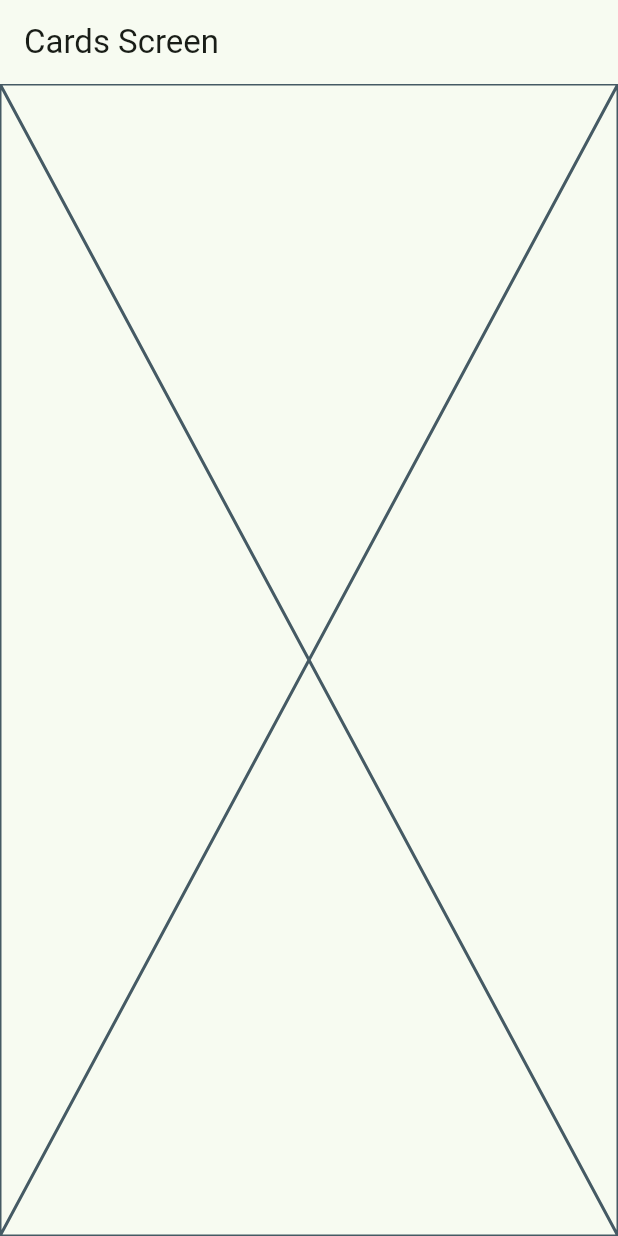
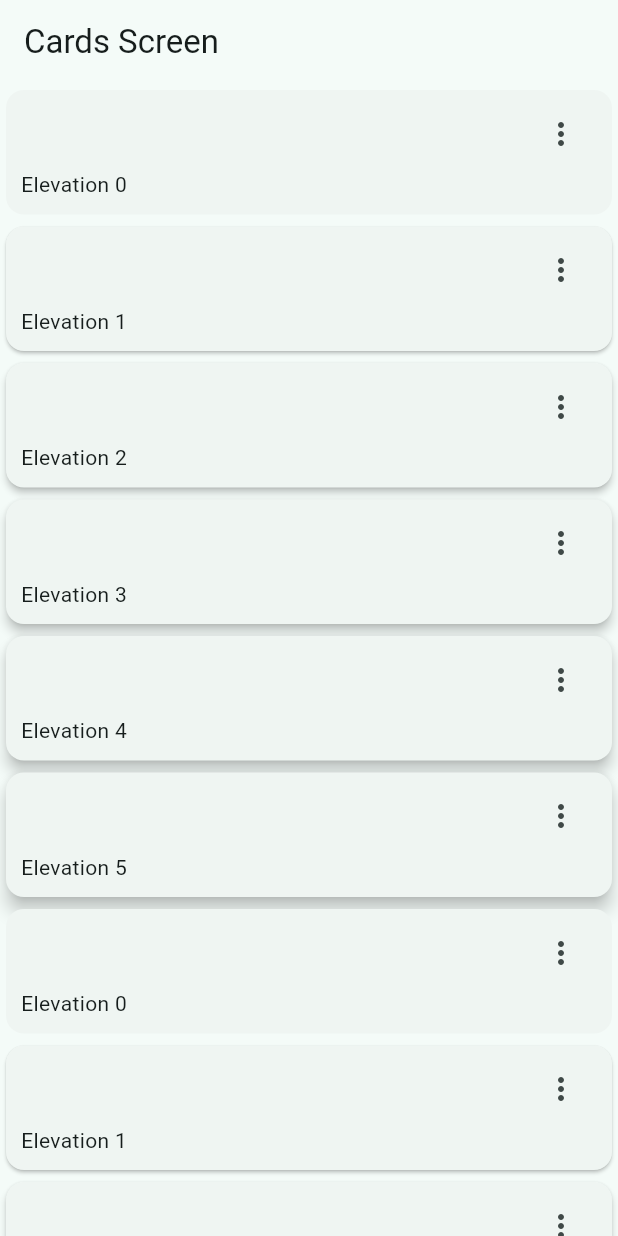
Before and after one commit to francoinostrozah/widgets_app, a Flutter app: the CardsScreen screen opened by its route, on a phone screen of 412 x 824 dp. Run offline on Flutter 3.47's test engine with Material 2 defaults, Android fonts, the phone set to English and light mode, and no system bars; our stand-ins replace go_router.

Commit message:
:sparkles: (cards) added cards

```diff
--- a/lib/main.dart
+++ b/lib/main.dart
@@ -14,7 +14,7 @@ class MainApp extends StatelessWidget {
     return MaterialApp.router(
       routerConfig: appRouter,
       debugShowCheckedModeBanner: false,
-      theme: AppTheme(selectedColor: 2).getTheme(),
+      theme: AppTheme(selectedColor: 1).getTheme(),
       // routes: {
       //   '/buttons': (context) => const ButtonsScreen(),
       //   '/cards': (context) => const CardsScreen(),
--- a/lib/presentation/screens/cards/cards_screen.dart
+++ b/lib/presentation/screens/cards/cards_screen.dart
@@ -1,4 +1,13 @@
 import 'package:flutter/material.dart';
+
+const cards = <Map<String, dynamic>>[
+  {'elevation': 0.0, 'label': 'Elevation 0'},
+  {'elevation': 1.0, 'label': 'Elevation 1'},
+  {'elevation': 2.0, 'label': 'Elevation 2'},
+  {'elevation': 3.0, 'label': 'Elevation 3'},
+  {'elevation': 4.0, 'label': 'Elevation 4'},
+  {'elevation': 5.0, 'label': 'Elevation 5'},
+];
 
 class CardsScreen extends StatelessWidget {
   static const String name = 'cards_screen';
@@ -8,8 +17,56 @@ class CardsScreen extends StatelessWidget {
   @override
   Widget build(BuildContext context) {
     return Scaffold(
-      appBar: AppBar(title: const Text('Cards Screen')),
-      body: const Placeholder(),
+        appBar: AppBar(title: const Text('Cards Screen')),
+        body: const _CardsView());
+  }
+}
+
+class _CardsView extends StatelessWidget {
+  const _CardsView();
+
+  @override
+  Widget build(BuildContext context) {
+    return SingleChildScrollView(
+      child: Column(
+        children: [
+          ...cards.map((card) => _CardType1(
+                elevation: card['elevation'],
+                label: card['label'],
+              )),
+          ...cards.map((card) => _CardType1(
+                elevation: card['elevation'],
+                label: card['label'],
+              ))
+        ],
+      ),
     );
   }
 }
+
+class _CardType1 extends StatelessWidget {
+  final String label;
+  final double elevation;
+
+  const _CardType1({required this.label, required this.elevation});
+
+  @override
+  Widget build(BuildContext context) {
+    return Card(
+      elevation: elevation,
+      child: Padding(
+        padding: const EdgeInsets.fromLTRB(10, 5, 10, 10),
+        child: Column(children: [
+          Align(
+            alignment: Alignment.topRight,
+            child: IconButton(
+              icon: const Icon(Icons.more_vert_outlined),
+              onPressed: () {},
+            ),
+          ),
+          Align(alignment: Alignment.bottomLeft, child: Text(label))
+        ]),
+      ),
+    );
+  }
+}
```
